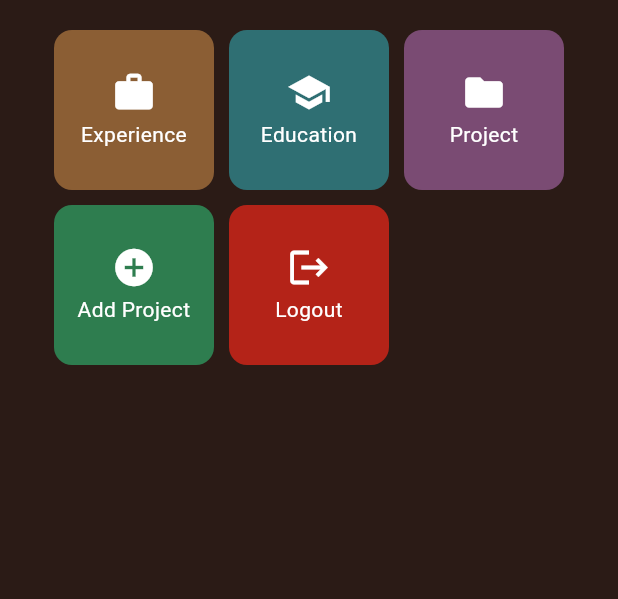
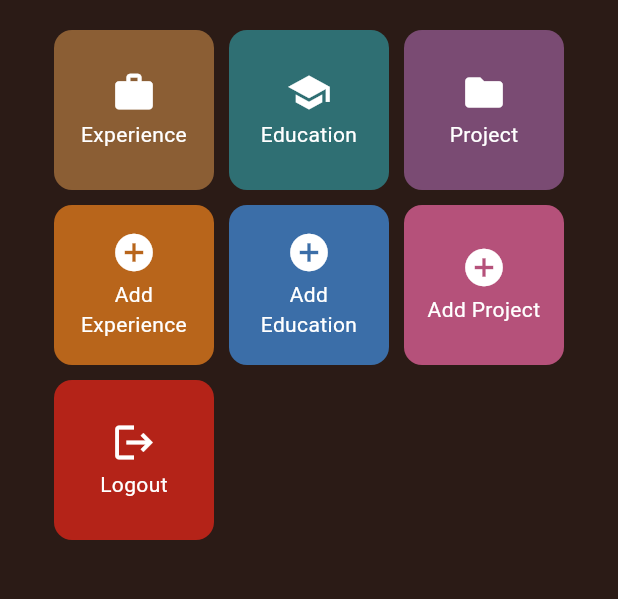
Before and after one commit to JohannesNichola/myportofolio_mobile, a Flutter app: the EducationFormPage screen opened directly, in the side drawer, after a tap on "Home", on a phone screen of 412 x 824 dp, the part 363-962 px from its top. Run offline on Flutter 3.47's test engine with Material 3 defaults, Android fonts, the phone set to English and light mode, and no system bars; our stand-ins replace material_ui.

Commit message:
feat(navigation): open experience, education, and project forms from cards and drawer

```diff
--- a/lib/palette.dart
+++ b/lib/palette.dart
@@ -16,6 +16,8 @@ class AppColors {
   static const Color experience = Color(0xFF8B5E34);
   static const Color education = Color(0xFF2F6F73);
   static const Color project = Color(0xFF7A4B73);
-  static const Color add = Color(0xFF2E7D4F);
+  static const Color addExperience = Color(0xFFB8651B);
+  static const Color addEducation = Color(0xFF3B6EA8);
+  static const Color addProject = Color(0xFFB5517A);
   static const Color logout = danger;
 }
--- a/lib/screens/menu.dart
+++ b/lib/screens/menu.dart
@@ -1,5 +1,8 @@
 import 'package:material_ui/material_ui.dart';
 import 'package:myportofolio_mobile/palette.dart';
+import 'package:myportofolio_mobile/screens/education_form.dart';
+import 'package:myportofolio_mobile/screens/experience_form.dart';
+import 'package:myportofolio_mobile/screens/project_form.dart';
 import 'package:myportofolio_mobile/widgets/left_drawer.dart';
 import 'package:myportofolio_mobile/widgets/project_card.dart';
 
@@ -15,7 +18,24 @@ class MyHomePage extends StatelessWidget {
     ItemHomepage("Experience", Icons.work, AppColors.experience),
     ItemHomepage("Education", Icons.school, AppColors.education),
     ItemHomepage("Project", Icons.folder, AppColors.project),
-    ItemHomepage("Add Project", Icons.add_circle, AppColors.add),
+    ItemHomepage(
+      "Add Experience",
+      Icons.add_circle,
+      AppColors.addExperience,
+      page: const ExperienceFormPage(),
+    ),
+    ItemHomepage(
+      "Add Education",
+      Icons.add_circle,
+      AppColors.addEducation,
+      page: const EducationFormPage(),
+    ),
+    ItemHomepage(
+      "Add Project",
+      Icons.add_circle,
+      AppColors.addProject,
+      page: const ProjectFormPage(),
+    ),
     ItemHomepage("Logout", Icons.logout, AppColors.logout),
   ];
 
@@ -111,11 +131,13 @@ class InfoCard extends StatelessWidget {
   }
 }
 
-/// Model data untuk satu tombol aksi di halaman utama.
+/// Model data untuk satu kartu aksi di halaman utama.
+/// [page] bersifat opsional: jika diisi, kartu membuka halaman tersebut.
 class ItemHomepage {
   final String name;
   final IconData icon;
   final Color color;
+  final Widget? page;
 
-  ItemHomepage(this.name, this.icon, this.color);
+  ItemHomepage(this.name, this.icon, this.color, {this.page});
 }
--- a/lib/widgets/left_drawer.dart
+++ b/lib/widgets/left_drawer.dart
@@ -1,15 +1,39 @@
 import 'package:material_ui/material_ui.dart';
+import 'package:myportofolio_mobile/palette.dart';
 import 'package:myportofolio_mobile/screens/menu.dart';
-import 'package:myportofolio_mobile/palette.dart';
+import 'package:myportofolio_mobile/screens/experience_form.dart';
+import 'package:myportofolio_mobile/screens/education_form.dart';
 import 'package:myportofolio_mobile/screens/project_form.dart';
 
 /// Drawer menu untuk berpindah antar halaman aplikasi.
+/// Drawer yang sama dipakai di halaman utama dan semua halaman formulir.
 class LeftDrawer extends StatelessWidget {
   const LeftDrawer({super.key});
+
+  /// Satu opsi drawer yang mengganti halaman saat ini dengan [page].
+  Widget _buildItem(
+    BuildContext context, {
+    required IconData icon,
+    required String title,
+    required Widget page,
+  }) {
+    return ListTile(
+      leading: Icon(icon),
+      title: Text(title),
+      iconColor: AppColors.accentDark,
+      onTap: () {
+        Navigator.pushReplacement(
+          context,
+          MaterialPageRoute(builder: (context) => page),
+        );
+      },
+    );
+  }
 
   @override
   Widget build(BuildContext context) {
     return Drawer(
+      backgroundColor: AppColors.paper,
       child: ListView(
         children: [
           const DrawerHeader(
@@ -36,31 +60,30 @@ class LeftDrawer extends StatelessWidget {
               ],
             ),
           ),
-          ListTile(
-            leading: const Icon(Icons.home_outlined),
-            title: const Text('Home'),
-            // Navigasi ke halaman utama portofolio
-            onTap: () {
-              Navigator.pushReplacement(
-                context,
-                MaterialPageRoute(
-                  builder: (context) => MyHomePage(),
-                ),
-              );
-            },
+          _buildItem(
+            context,
+            icon: Icons.home_outlined,
+            title: 'Home',
+            page: MyHomePage(),
           ),
-          ListTile(
-            leading: const Icon(Icons.add_circle_outline),
-            title: const Text('Add Project'),
-            // Navigasi ke halaman tambah proyek
-            onTap: () {
-              Navigator.pushReplacement(
-                context,
-                MaterialPageRoute(
-                  builder: (context) => const ProjectFormPage(),
-                ),
-              );
-            },
+          const Divider(color: AppColors.line),
+          _buildItem(
+            context,
+            icon: Icons.add_circle_outline,
+            title: 'Add Experience',
+            page: const ExperienceFormPage(),
+          ),
+          _buildItem(
+            context,
+            icon: Icons.add_circle_outline,
+            title: 'Add Education',
+            page: const EducationFormPage(),
+          ),
+          _buildItem(
+            context,
+            icon: Icons.add_circle_outline,
+            title: 'Add Project',
+            page: const ProjectFormPage(),
           ),
         ],
       ),
--- a/lib/widgets/project_card.dart
+++ b/lib/widgets/project_card.dart
@@ -1,8 +1,8 @@
 import 'package:material_ui/material_ui.dart';
 import 'package:myportofolio_mobile/screens/menu.dart';
-import 'package:myportofolio_mobile/screens/project_form.dart';
 
 /// Kartu tombol aksi; warna latar diambil dari [ItemHomepage.color].
+/// Jika [ItemHomepage.page] terisi, kartu membuka halaman tersebut.
 class ItemCard extends StatelessWidget {
   final ItemHomepage item;
 
@@ -25,12 +25,11 @@ class ItemCard extends StatelessWidget {
             );
 
           // Navigate ke halaman yang sesuai
-          if (item.name == "Add Project") {
+          final page = item.page;
+          if (page != null) {
             Navigator.push(
               context,
-              MaterialPageRoute(
-                builder: (context) => const ProjectFormPage(),
-              ),
+              MaterialPageRoute(builder: (context) => page),
             );
           }
         },
```
